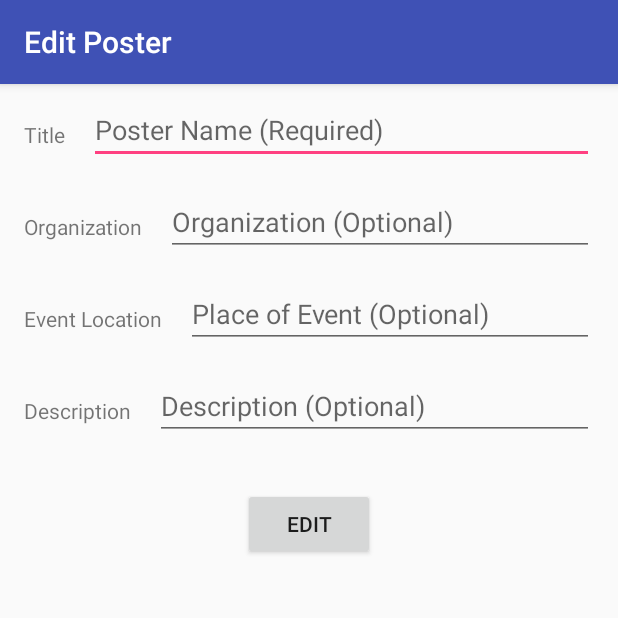
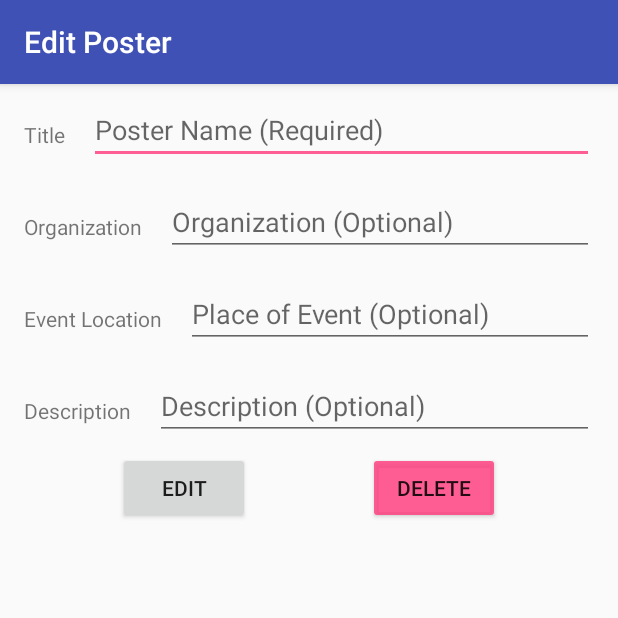
Before and after one commit to ChiaHuaLu/UkioskTracker, an Android app: the EditPosterActivity screen opened directly, with no data from a screen before it, on a phone screen of 412 x 824 dp, the top half of it. Run offline under Robolectric (Android 15) with nearby library versions, the light colour scheme and no system bars; 5 statements that could not run were skipped.

Commit message:
DeletePoster Update

```diff
--- a/app/src/main/java/chiahua/ukiosktracker/EditPosterActivity.java
+++ b/app/src/main/java/chiahua/ukiosktracker/EditPosterActivity.java
@@ -36,7 +36,6 @@ public class EditPosterActivity extends AppCompatActivity {
     }
 
     public void editPoster(View view) {
-
         String name = nameField.getText().toString();
         String org = orgField.getText().toString();
         String location = locationField.getText().toString();
@@ -54,7 +53,11 @@ public class EditPosterActivity extends AppCompatActivity {
             poster.save();
             finish();
         }
+    }
 
+    public void deletePoster(View view) {
+        poster.delete();
+        finish();
     }
 
 }
--- a/app/src/main/java/chiahua/ukiosktracker/KioskMapTab.java
+++ b/app/src/main/java/chiahua/ukiosktracker/KioskMapTab.java
@@ -121,7 +121,7 @@ public class KioskMapTab extends Fragment implements OnMapReadyCallback {
             public boolean onMarkerClick(Marker marker) {
                 //int position = (int)(marker.getTag());
                 //Using position get Value from arraylist
-                Toast.makeText(getContext(), marker.getTitle(), Toast.LENGTH_SHORT).show();
+                //Toast.makeText(getContext(), marker.getTitle(), Toast.LENGTH_SHORT).show();
                 Intent kioskDetailsIntent =
                         new Intent(KioskMapTab.this.getActivity(), KioskDetailActivity.class);
 
--- a/app/src/main/res/layout/content_add_poster.xml
+++ b/app/src/main/res/layout/content_add_poster.xml
@@ -113,11 +113,12 @@
         android:layout_width="wrap_content"
         android:layout_height="wrap_content"
         android:text="@string/add_new_poster"
-        android:layout_marginTop="32dp"
+        android:layout_marginTop="8dp"
         app:layout_constraintTop_toBottomOf="@+id/add_descriptionET"
         android:layout_marginRight="16dp"
         app:layout_constraintRight_toRightOf="parent"
         android:layout_marginLeft="16dp"
         app:layout_constraintLeft_toLeftOf="parent"
-        android:onClick="addPoster"/>
+        android:onClick="addPoster"
+        app:layout_constraintHorizontal_bias="0.504" />
 </android.support.constraint.ConstraintLayout>
--- a/app/src/main/res/layout/content_edit_poster.xml
+++ b/app/src/main/res/layout/content_edit_poster.xml
@@ -1,6 +1,7 @@
 <?xml version="1.0" encoding="utf-8"?>
 <android.support.constraint.ConstraintLayout xmlns:android="http://schemas.android.com/apk/res/android"
     xmlns:app="http://schemas.android.com/apk/res-auto"
+    xmlns:tools="http://schemas.android.com/tools"
     android:orientation="vertical"
     android:layout_width="match_parent"
     android:layout_height="match_parent">
@@ -13,7 +14,8 @@
         android:layout_marginLeft="16dp"
         app:layout_constraintLeft_toLeftOf="parent"
         app:layout_constraintTop_toTopOf="parent"
-        android:layout_marginTop="80dp" />
+        android:layout_marginTop="80dp"
+        android:layout_marginStart="16dp" />
 
     <TextView
         android:id="@+id/edit_orgTV"
@@ -23,7 +25,8 @@
         android:layout_marginLeft="16dp"
         app:layout_constraintLeft_toLeftOf="parent"
         android:layout_marginTop="32dp"
-        app:layout_constraintTop_toBottomOf="@+id/edit_nameET" />
+        app:layout_constraintTop_toBottomOf="@+id/edit_nameET"
+        android:layout_marginStart="16dp" />
 
     <TextView
         android:id="@+id/edit_locationTV"
@@ -33,7 +36,8 @@
         android:layout_marginLeft="16dp"
         app:layout_constraintLeft_toLeftOf="parent"
         android:layout_marginTop="32dp"
-        app:layout_constraintTop_toBottomOf="@+id/edit_orgET" />
+        app:layout_constraintTop_toBottomOf="@+id/edit_orgET"
+        android:layout_marginStart="16dp" />
 
     <TextView
         android:id="@+id/edit_descriptionTV"
@@ -43,7 +47,8 @@
         android:layout_marginTop="32dp"
         android:text="@string/name"
         app:layout_constraintLeft_toLeftOf="parent"
-        app:layout_constraintTop_toBottomOf="@+id/edit_locationET" />
+        app:layout_constraintTop_toBottomOf="@+id/edit_locationET"
+        android:layout_marginStart="16dp" />
 
     <EditText
         android:id="@+id/edit_nameET"
@@ -58,7 +63,9 @@
         android:layout_marginLeft="16dp"
         app:layout_constraintTop_toTopOf="parent"
         android:layout_marginTop="64dp"
-        app:layout_constraintHorizontal_bias="0.0" />
+        app:layout_constraintHorizontal_bias="0.0"
+        android:layout_marginStart="16dp"
+        android:layout_marginEnd="16dp" />
 
     <EditText
         android:id="@+id/edit_orgET"
@@ -73,7 +80,9 @@
         app:layout_constraintHorizontal_bias="0.0"
         app:layout_constraintLeft_toRightOf="@+id/edit_orgTV"
         app:layout_constraintRight_toRightOf="parent"
-        app:layout_constraintTop_toBottomOf="@+id/edit_nameET" />
+        app:layout_constraintTop_toBottomOf="@+id/edit_nameET"
+        android:layout_marginStart="16dp"
+        android:layout_marginEnd="16dp" />
 
     <EditText
         android:id="@+id/edit_locationET"
@@ -88,7 +97,9 @@
         app:layout_constraintRight_toRightOf="parent"
         app:layout_constraintLeft_toRightOf="@+id/edit_locationTV"
         android:layout_marginLeft="16dp"
-        app:layout_constraintHorizontal_bias="0.0" />
+        app:layout_constraintHorizontal_bias="0.0"
+        android:layout_marginStart="16dp"
+        android:layout_marginEnd="16dp" />
 
     <EditText
         android:id="@+id/edit_descriptionET"
@@ -103,19 +114,30 @@
         app:layout_constraintRight_toRightOf="parent"
         app:layout_constraintLeft_toRightOf="@+id/edit_descriptionTV"
         android:layout_marginLeft="16dp"
-        />
+        android:layout_marginStart="16dp"
+        android:layout_marginEnd="16dp" />
 
     <Button
         android:id="@+id/edit_button"
         android:layout_width="wrap_content"
         android:layout_height="wrap_content"
         android:text="@string/edit_poster"
-        android:layout_marginTop="32dp"
-        app:layout_constraintTop_toBottomOf="@+id/edit_descriptionET"
-        android:layout_marginRight="16dp"
+        android:onClick="editPoster"
+        app:layout_constraintRight_toLeftOf="@+id/delete_button"
+        app:layout_constraintLeft_toLeftOf="parent"
+        android:layout_marginTop="8dp"
+        app:layout_constraintTop_toBottomOf="@+id/edit_descriptionET" />
+
+    <Button
+        android:id="@+id/delete_button"
+        android:layout_width="wrap_content"
+        android:layout_height="wrap_content"
+        android:backgroundTint="@color/colorAccent"
+        android:onClick="deletePoster"
+        android:text="@string/delete"
         app:layout_constraintRight_toRightOf="parent"
-        android:layout_marginLeft="16dp"
-        app:layout_constraintLeft_toLeftOf="parent"
-        android:onClick="editPoster"/>
+        app:layout_constraintLeft_toRightOf="@+id/edit_button"
+        android:layout_marginTop="8dp"
+        app:layout_constraintTop_toBottomOf="@+id/edit_descriptionET" />
 
 </android.support.constraint.ConstraintLayout>
--- a/app/src/main/res/values/colors.xml
+++ b/app/src/main/res/values/colors.xml
@@ -2,5 +2,5 @@
 <resources>
     <color name="colorPrimary">#3F51B5</color>
     <color name="colorPrimaryDark">#303F9F</color>
-    <color name="colorAccent">#FF4081</color>
+    <color name="colorAccent">#d6ff4081</color>
 </resources>
--- a/app/src/main/res/values/strings.xml
+++ b/app/src/main/res/values/strings.xml
@@ -32,5 +32,6 @@
     <string name="hint_required">(Required)</string>
     <string name="title_activity_edit_poster">Edit Poster</string>
     <string name="edit_poster">Edit</string>
+    <string name="delete">Delete</string>
 
 </resources>
```
